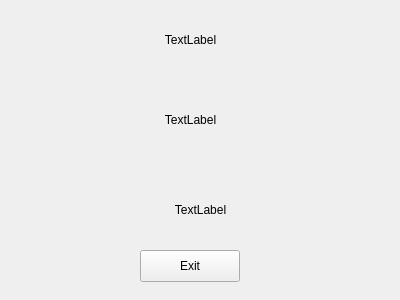
This is recipeconfirmation.ui in AdamTCollins/CS4076_PROJECT as Qt 5 draws it before an edit. The edited form follows.
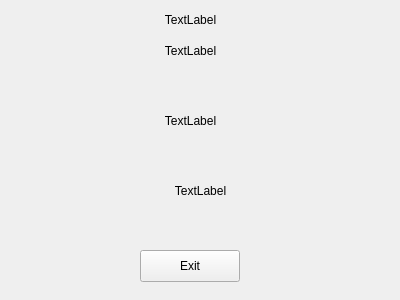
This is the edited form.

Commit message: Got the difficulty slider working :)

The edit to the form file:
```diff
--- a/recipeconfirmation.ui
+++ b/recipeconfirmation.ui
@@ -32,7 +32,7 @@
      <x>10</x>
      <y>10</y>
      <width>361</width>
-     <height>59</height>
+     <height>20</height>
     </rect>
    </property>
    <property name="layoutDirection">
@@ -52,9 +52,9 @@
    <property name="geometry">
     <rect>
      <x>10</x>
-     <y>90</y>
+     <y>70</y>
      <width>361</width>
-     <height>59</height>
+     <height>101</height>
     </rect>
    </property>
    <property name="layoutDirection">
@@ -73,10 +73,32 @@
   <widget class="QLabel" name="label_3">
    <property name="geometry">
     <rect>
+     <x>10</x>
+     <y>40</y>
+     <width>361</width>
+     <height>21</height>
+    </rect>
+   </property>
+   <property name="layoutDirection">
+    <enum>Qt::LeftToRight</enum>
+   </property>
+   <property name="text">
+    <string>TextLabel</string>
+   </property>
+   <property name="alignment">
+    <set>Qt::AlignCenter</set>
+   </property>
+   <property name="wordWrap">
+    <bool>true</bool>
+   </property>
+  </widget>
+  <widget class="QLabel" name="label_4">
+   <property name="geometry">
+    <rect>
      <x>20</x>
      <y>180</y>
      <width>361</width>
-     <height>59</height>
+     <height>21</height>
     </rect>
    </property>
    <property name="layoutDirection">
```
The commit also changes 6 other files.
